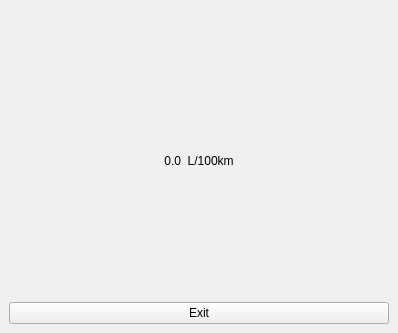
The window that obdscan.ui (takyonxxx/Elm327_Wifi_Obd2_Qt_Project) describes before a commit, drawn with Qt 5; both pictures show x 0 to 398 and y 260 to 593 of the 398 by 593 pixel window.
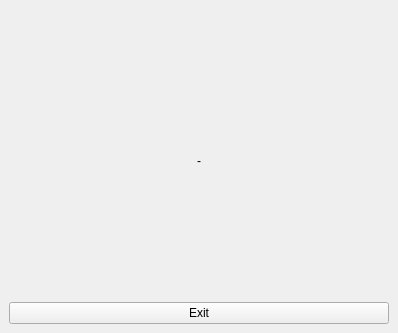
The same window after the commit.

Patch:
```diff
--- a/obdscan.ui
+++ b/obdscan.ui
@@ -156,7 +156,7 @@
       <item>
        <widget class="QLabel" name="labelFuelConsumption">
         <property name="text">
-         <string>0.0  L/100km</string>
+         <string>-</string>
         </property>
         <property name="alignment">
          <set>Qt::AlignCenter</set>
```
